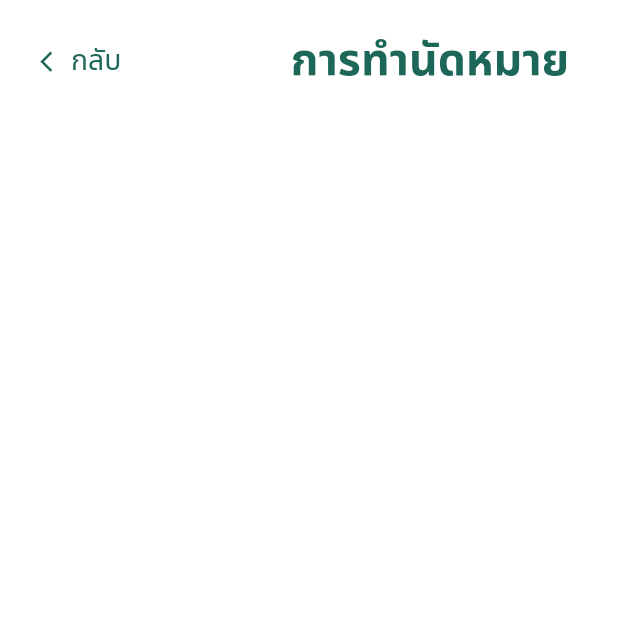
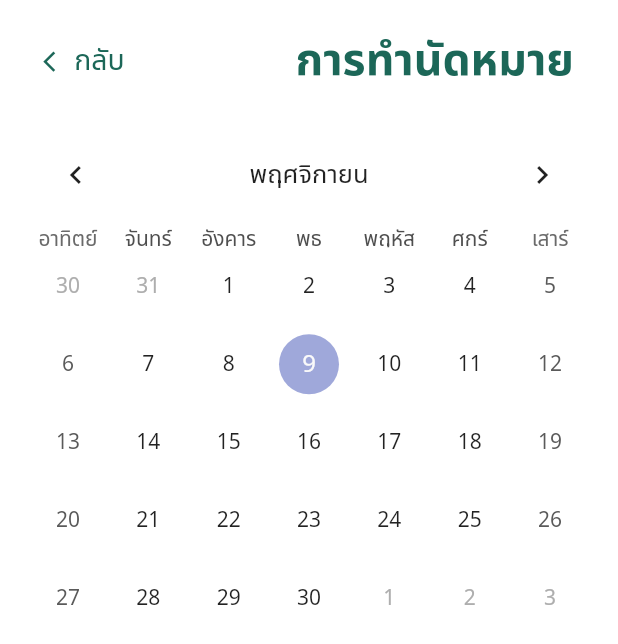
Before and after one commit to Medware-Front-End/Medware-Frontend, a Flutter app: the CalendarAppointment screen opened directly, on a phone screen of 412 x 824 dp. Shown: the top 644 px of the screen. Run offline on Flutter 3.47's test engine with Material 2 defaults, Android fonts, the light colour scheme and no system bars; drawn by our look-alikes of table_calendar; our stand-ins replace flutter_local_notifications, google_nav_bar, rxdart, shared_preferences; accounts and stored records are empty.

Commit message:
implement calendar

```diff
--- a/lib/main.dart
+++ b/lib/main.dart
@@ -6,6 +6,7 @@ import 'package:medware/screens/auth/screens.dart' as auth;
 import 'package:medware/screens/main/main_screen.dart';
 import 'package:medware/utils/api/notification/push_notification.dart';
 import 'package:medware/utils/shared_preference/shared_preference.dart';
+import 'package:medware/screens/main/event/patient/calendar_appointment.dart';
 
 Future main() async {
   Intl.defaultLocale = 'th';
@@ -42,7 +43,7 @@ class MyApp extends StatelessWidget {
         ),
       ),
       // home: auth.screens[0],
-      home: const MainScreen(),
+      home: const CalendarAppointment(),
     );
   }
 }
--- a/lib/screens/main/event/patient/calendar_appointment.dart
+++ b/lib/screens/main/event/patient/calendar_appointment.dart
@@ -1,14 +1,22 @@
 import 'package:flutter/material.dart';
 import 'package:flutter/services.dart';
 import 'package:medware/utils/colors.dart';
+import 'package:table_calendar/table_calendar.dart';
+import 'package:intl/intl.dart';
 
-class CalendarAppointment extends StatelessWidget {
+class CalendarAppointment extends StatefulWidget {
   const CalendarAppointment({super.key});
+  @override
+  State<CalendarAppointment> createState() => _Calendar_addState();
+}
 
+class _Calendar_addState extends State<CalendarAppointment> {
+  CalendarFormat _calendarFormat = CalendarFormat.month;
+  DateTime _focusedDay = DateTime.now();
+  DateTime? _selectedDay;
   @override
   Widget build(BuildContext context) {
     final size = MediaQuery.of(context).size;
-
     return Scaffold(
       appBar: AppBar(
         elevation: 0,
@@ -17,22 +25,21 @@ class CalendarAppointment extends StatelessWidget {
         backgroundColor: Colors.white,
         leadingWidth: size.width * 0.22,
         leading: Row(mainAxisAlignment: MainAxisAlignment.start, children: [
-          SizedBox(
-            width: size.width * 0.065,
-          ),
-          InkWell(
+          GestureDetector(
               onTap: () {},
               child: Row(
                 children: [
-                  Icon(
+                  Padding(
+                    padding: EdgeInsets.fromLTRB(size.width * 0.07, 0, 0, 0),
+                    child: Icon(
                       Icons.arrow_back_ios,
                       size: size.width * 0.04,
                       color: primaryColor,
                     ),
-                  SizedBox(
-                    width: 4,
                   ),
-                  Text('กลับ',
+                  Padding(
+                    padding: EdgeInsets.fromLTRB(size.width * 0.01, 0, 0, 0),
+                    child: Text('กลับ',
                         textAlign: TextAlign.center,
                         style: TextStyle(
                           fontFamily: 'NotoSansThai',
@@ -40,24 +47,20 @@ class CalendarAppointment extends StatelessWidget {
                           fontSize: size.width * 0.046,
                           color: primaryColor,
                         )),
+                  )
                 ],
               )),
         ]),
-        title: Row(
-          mainAxisAlignment: MainAxisAlignment.end,
-          children: [
-            Text('การทำนัดหมาย',
-                textAlign: TextAlign.center,
+        title: SizedBox(
+          width: size.width * 0.67,
+          child: Text('การทำนัดหมาย',
+              textAlign: TextAlign.right,
               style: TextStyle(
                 fontFamily: 'NotoSansThai',
                 fontWeight: FontWeight.w700,
                 fontSize: size.width * 0.072,
                 color: primaryColor,
               )),
-            SizedBox(
-              width: size.width * 0.040,
-            ),
-          ],
         ),
         systemOverlayStyle: const SystemUiOverlayStyle(
           statusBarColor: Colors.transparent,
@@ -66,7 +69,51 @@ class CalendarAppointment extends StatelessWidget {
           systemStatusBarContrastEnforced: true,
         ),
       ),
-      body: null,
+      body: Column(
+        children: <Widget>[
+          Container(
+              margin: EdgeInsets.fromLTRB(size.width * 0.045,
+                  size.height * 0.003, size.width * 0.045, 0),
+              child: SizedBox(
+                height: size.height * 0.44,
+                width: size.width,
+                child: TableCalendar(
+                  shouldFillViewport: true,
+                  firstDay: DateTime(1990),
+                  lastDay: DateTime(2050),
+                  focusedDay: _focusedDay,
+                  calendarFormat: _calendarFormat,
+                  headerStyle: HeaderStyle(
+                    formatButtonVisible: false,
+                    titleCentered: true,
+                    titleTextFormatter: (date, locale) =>
+                        DateFormat.MMMM(locale).format(date),
+                  ),
+                  selectedDayPredicate: (day) {
+                    // Use `selectedDayPredicate` to determine which day is currently selected.
+                    // If this returns true, then `day` will be marked as selected.
+
+                    // Using `isSameDay` is recommended to disregard
+                    // the time-part of compared DateTime objects.
+                    return isSameDay(_selectedDay, day);
+                  },
+                  onDaySelected: (selectedDay, focusedDay) {
+                    if (!isSameDay(_selectedDay, selectedDay)) {
+                      // Call `setState()` when updating the selected day
+                      setState(() {
+                        _selectedDay = selectedDay;
+                        _focusedDay = focusedDay;
+                      });
+                    }
+                  },
+                  onPageChanged: (focusedDay) {
+                    // No need to call `setState()` here
+                    _focusedDay = focusedDay;
+                  },
+                ),
+              ))
+        ],
+      ),
     );
   }
 }
--- a/lib/screens/main/event/patient/event_type_picker.dart
+++ b/lib/screens/main/event/patient/event_type_picker.dart
@@ -43,14 +43,17 @@ class EventTypePicker extends StatelessWidget {
                 ],
               )),
         ]),
-        title: Text('เลือกประเภทนัดหมาย',
-            textAlign: TextAlign.center,
+        title: SizedBox(
+          width: size.width * 0.67,
+          child: Text('เลือกประเภทนัดหมาย',
+              textAlign: TextAlign.right,
               style: TextStyle(
                 fontFamily: 'NotoSansThai',
                 fontWeight: FontWeight.w700,
                 fontSize: size.width * 0.072,
                 color: primaryColor,
               )),
+        ),
         systemOverlayStyle: const SystemUiOverlayStyle(
           statusBarColor: Colors.transparent,
           statusBarBrightness: Brightness.dark,
--- a/pubspec.yaml
+++ b/pubspec.yaml
@@ -42,6 +42,7 @@ dependencies:
   flutter_local_notifications: ^12.0.3
   timezone: ^0.9.0
   rxdart: ^0.27.5
+  table_calendar: ^3.0.8
 
 dev_dependencies:
   flutter_test:
@@ -68,7 +69,6 @@ flutter:
   assets:
     - assets/images/
     - assets/images/profile/
-    - assets/icons/
 
   # An image asset can refer to one or more resolution-specific "variants", see
   # https://flutter.dev/assets-and-images/#resolution-aware
```
Also changed, not shown: pubspec.lock. Lines whose indentation alone changed are shown as unchanged.
